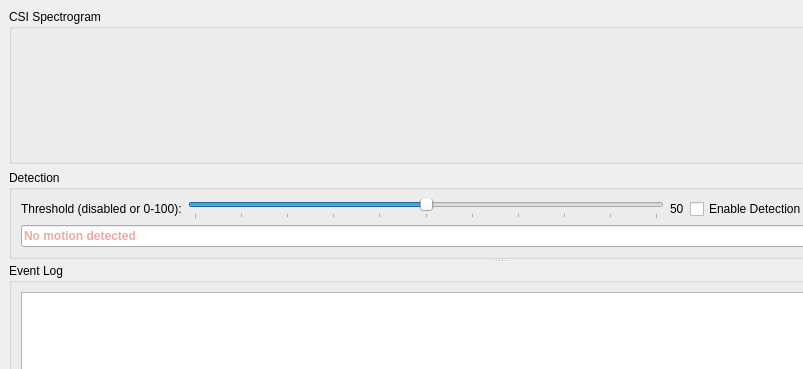
Douangmanivong/CSI_app, file gui/main_window.ui: the form before one commit; both pictures show x 0 to 803 and y 0 to 369 of the 1000 by 700 pixel window.
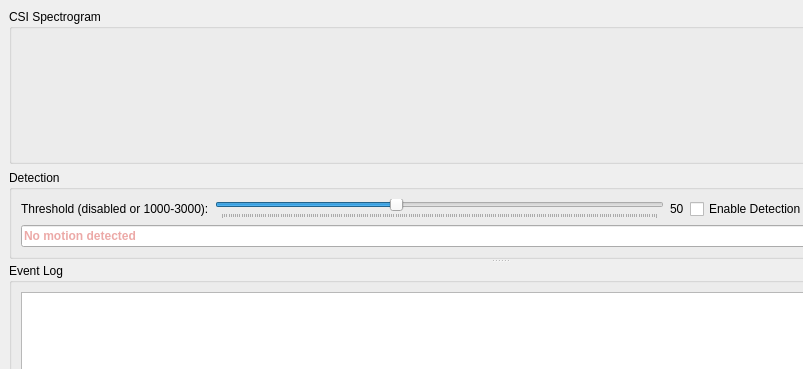
The form after the commit.

The edit to the form file:
```diff
--- a/gui/main_window.ui
+++ b/gui/main_window.ui
@@ -44,20 +44,20 @@
              <item row="0" column="0">
               <widget class="QLabel" name="thresholdLabel">
                <property name="text">
-                <string>Threshold (disabled or 0-100):</string>
+                <string>Threshold (disabled or 1000-3000):</string>
                </property>
               </widget>
              </item>
              <item row="0" column="1">
               <widget class="QSlider" name="thresholdSlider">
                <property name="minimum">
-                <number>0</number>
+                <number>1000</number>
                </property>
                <property name="maximum">
-                <number>100</number>
+                <number>3000</number>
                </property>
                <property name="value">
-                <number>50</number>
+                <number>1800</number>
                </property>
                <property name="orientation">
                 <enum>Qt::Horizontal</enum>
```
